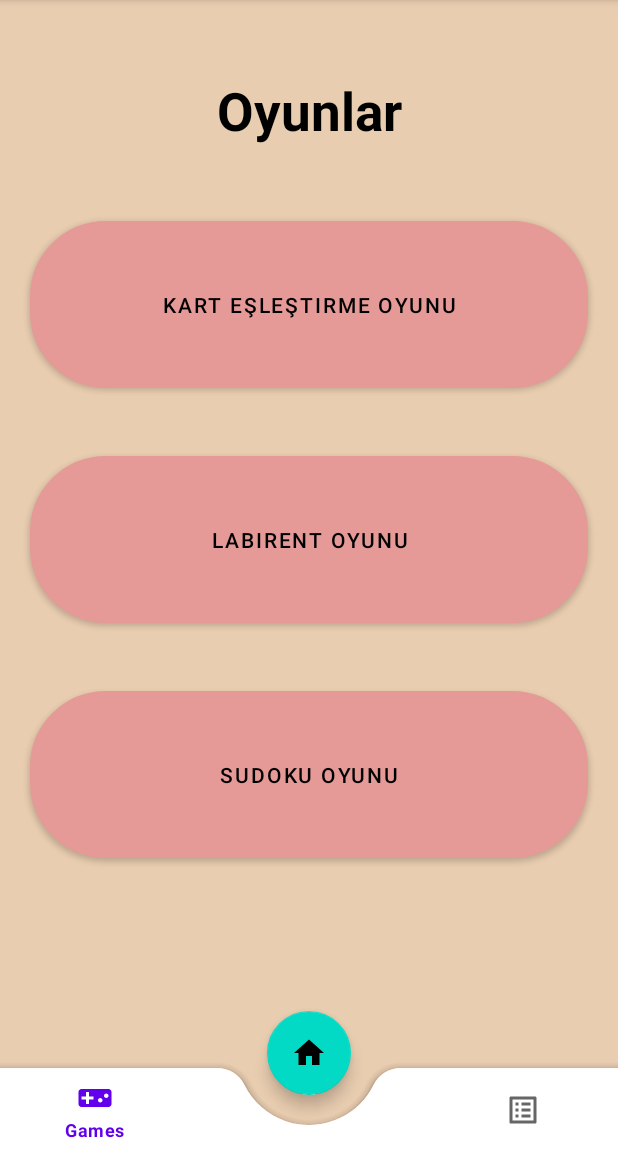
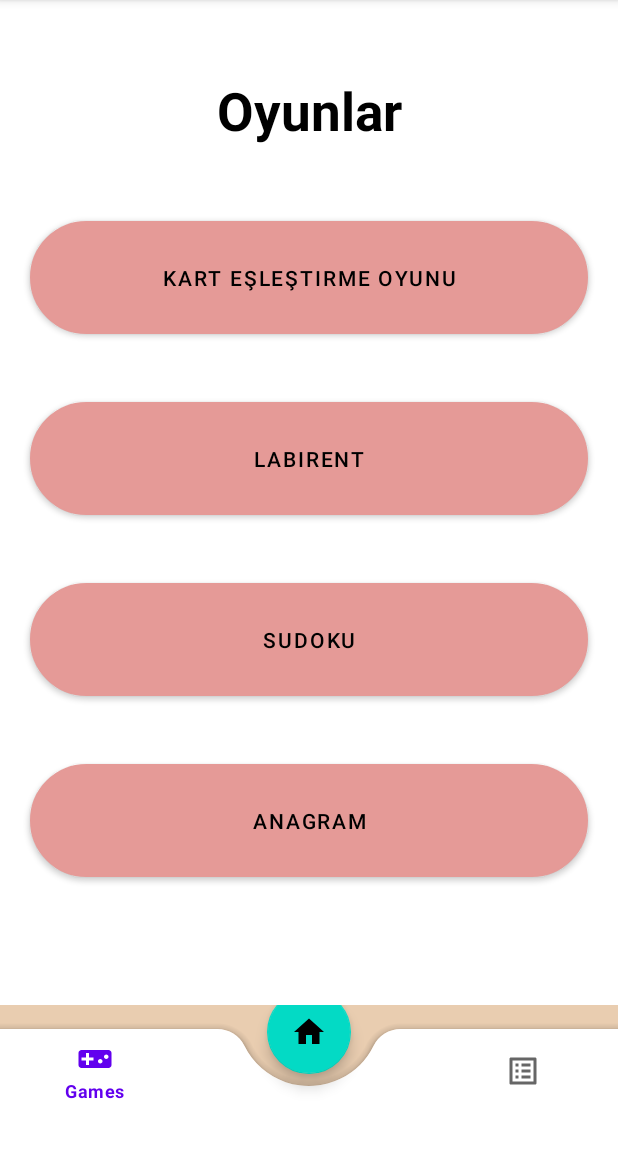
Before and after one commit to sevvalbicerr/Bitirme-Projesi-Panzehir, an Android app: the fragment Games shown on its own in the app's theme, on a phone screen of 412 x 824 dp, the part 84-1236 px from its top. Run offline under Robolectric (Android 15) with nearby library versions, the phone set to English and light mode, and no system bars.

Commit message:
Anagram için gerekli Front-end Düzenlemeleri ve Backend işlemleri(QuickSort Alg)

```diff
--- a/app/src/main/java/com/example/panzehir/view_Patient/Home.kt
+++ b/app/src/main/java/com/example/panzehir/view_Patient/Home.kt
@@ -3,6 +3,7 @@
 package com.example.panzehir.view_Patient
 
 import android.app.AlertDialog
+import android.app.ProgressDialog.show
 import androidx.lifecycle.ViewModelProvider
 import android.os.Bundle
 import androidx.fragment.app.Fragment
@@ -50,6 +51,7 @@ class Home : Fragment() {
         binding.callFamilyLayout.setOnClickListener {
             callMyFamilyAlertButton()
         }
+
     }
 
     private fun callMyFamilyAlertButton() {
--- a/app/src/main/res/layout/games_fragment.xml
+++ b/app/src/main/res/layout/games_fragment.xml
@@ -1,15 +1,10 @@
 <?xml version="1.0" encoding="utf-8"?>
-<androidx.coordinatorlayout.widget.CoordinatorLayout
+<LinearLayout
         xmlns:android="http://schemas.android.com/apk/res/android"
         xmlns:tools="http://schemas.android.com/tools"
         xmlns:app="http://schemas.android.com/apk/res-auto"
         android:layout_width="match_parent"
-        android:layout_height="match_parent"
-        android:background="@color/xmlBackground"
-        tools:context=".view_Patient.games.Games">
-    <LinearLayout
-            android:layout_width="match_parent"
-            android:layout_height="match_parent"
+        android:layout_height="wrap_content"
         android:orientation="vertical">
 
     <TextView
@@ -26,9 +21,8 @@
     />
     <com.google.android.material.button.MaterialButton
             android:layout_width="match_parent"
-                android:layout_height="wrap_content"
+            android:layout_height="75dp"
             android:background="@drawable/shaperectangle"
-                android:padding="40dp"
             android:id="@+id/cardMachingGame"
             android:text="@string/cardMatching"
             android:textColor="@color/black"
@@ -39,9 +33,8 @@
             android:backgroundTint="#545454" app:backgroundTint="#E59A97"/>
     <com.google.android.material.button.MaterialButton
             android:layout_width="match_parent"
-                android:layout_height="wrap_content"
+            android:layout_height="75dp"
             android:background="@drawable/shaperectangle"
-                android:padding="40dp"
             android:id="@+id/MazeGame"
             android:text="@string/mazeGame"
             android:textColor="@color/black"
@@ -51,18 +44,32 @@
             app:backgroundTint="#E59A97"/>
     <com.google.android.material.button.MaterialButton
             android:layout_width="match_parent"
-                android:layout_height="wrap_content"
-                android:background="@drawable/shaperectangle"
-                android:padding="40dp"
+            android:layout_height="75dp"            android:background="@drawable/shaperectangle"
             android:id="@+id/sudoku"
             android:text="@string/sudoku"
+            android:textColor="@color/black"
+            android:layout_marginBottom="45dp"
+            android:layout_marginStart="20dp"
+            android:layout_marginEnd="20dp"
+            app:backgroundTint="#E59A97"/>
+    <com.google.android.material.button.MaterialButton
+            android:layout_width="match_parent"
+            android:layout_height="75dp"
+            android:background="@drawable/shaperectangle"
+            android:id="@+id/anagram"
+            android:text="@string/anagram"
             android:textColor="@color/black"
             android:layout_marginBottom="85dp"
             android:layout_marginStart="20dp"
             android:layout_marginEnd="20dp"
             app:backgroundTint="#E59A97"/>
+    <androidx.coordinatorlayout.widget.CoordinatorLayout
 
-    </LinearLayout>
+            android:layout_width="match_parent"
+            android:layout_height="match_parent"
+            android:background="@color/xmlBackground"
+            tools:context=".view_Patient.games.Games">
+
 
         <com.google.android.material.bottomappbar.BottomAppBar
                 android:id="@+id/bottomAppBar"
@@ -91,3 +98,5 @@
                 android:contentDescription="@string/app_name"
                 app:layout_anchor="@id/bottomAppBar"/>
     </androidx.coordinatorlayout.widget.CoordinatorLayout>
+
+</LinearLayout>
--- a/app/src/main/res/values/strings.xml
+++ b/app/src/main/res/values/strings.xml
@@ -20,8 +20,9 @@
     <string name="startGame"><u><i>Oyun\'a Başla!</i></u></string>
     <string name="games">Oyunlar</string>
     <string name="cardMatching">Kart Eşleştirme Oyunu</string>
-    <string name="mazeGame">Labirent Oyunu </string>
-    <string name="sudoku">Sudoku Oyunu</string>
+    <string name="mazeGame">Labirent  </string>
+    <string name="sudoku">Sudoku </string>
+    <string name="anagram">Anagram </string>
     <string name="profile">Profil</string>
     <string name="p2_0">P2: 0</string>
     <string name="p1_0">P1: 0</string>
```
Also changed, not shown: app/src/main/java/com/example/panzehir/viewModelPatient/AnagramViewModel.kt (added, +95 -0 lines), app/src/main/java/com/example/panzehir/view_Patient/games/Anagram.kt (added, +68 -0 lines), app/src/main/java/com/example/panzehir/view_Patient/games/Games.kt (+16 -0 lines), app/src/main/res/layout/anagram_fragment.xml (added, +65 -0 lines), app/src/main/res/navigation/navg_path.xml (+15 -0 lines). Lines whose indentation alone changed are shown as unchanged.
